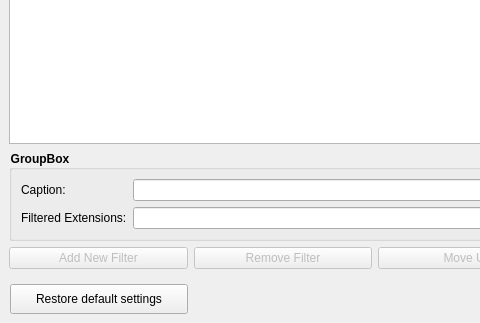
setvisible/ArrowDL, file src/dialogs/preferencedialog.ui: the form before one commit; both pictures show x 0 to 480 and y 207 to 530 of the 750 by 530 pixel window.
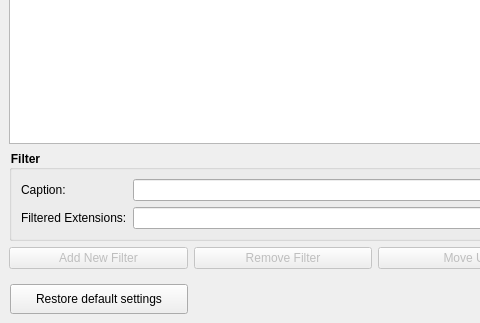
The form after the commit. The open tabs and pages were chosen to show the change. Icons and pictures are not drawn. Custom widgets are drawn as their Qt base class.

```diff
--- a/src/dialogs/preferencedialog.ui
+++ b/src/dialogs/preferencedialog.ui
@@ -810,7 +810,7 @@
        <item>
         <widget class="QGroupBox" name="groupBox_7">
          <property name="title">
-          <string>GroupBox</string>
+          <string>Filter</string>
          </property>
          <layout class="QGridLayout" name="gridLayout">
           <item row="0" column="0">
```
Left out of the diff: 2 changed lines with no effect on the pictures.
